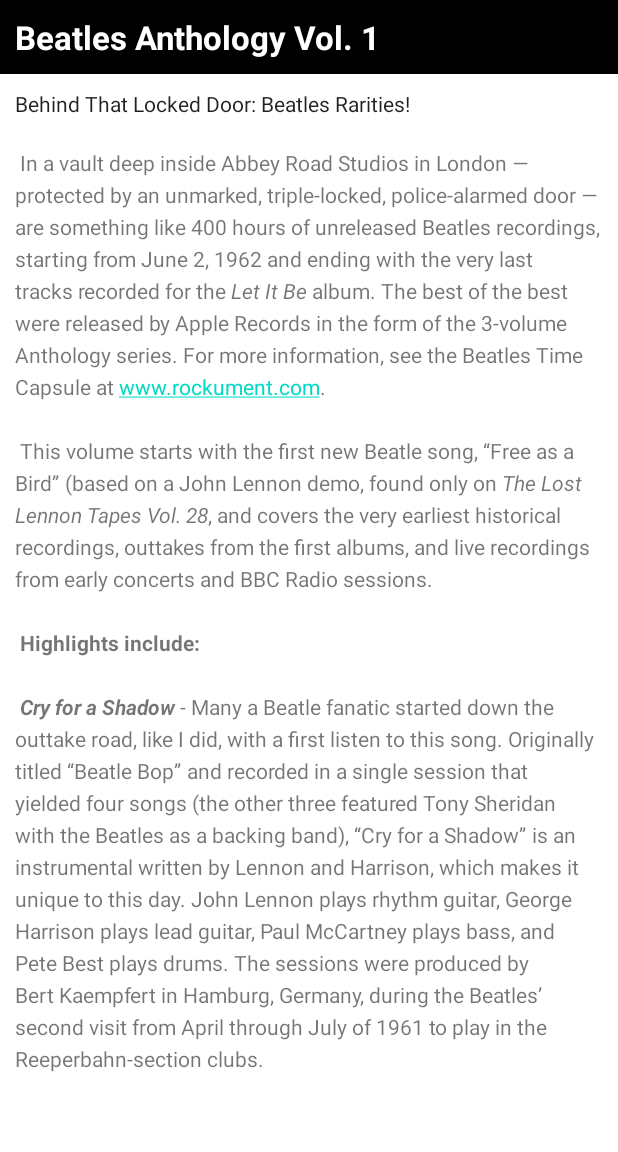
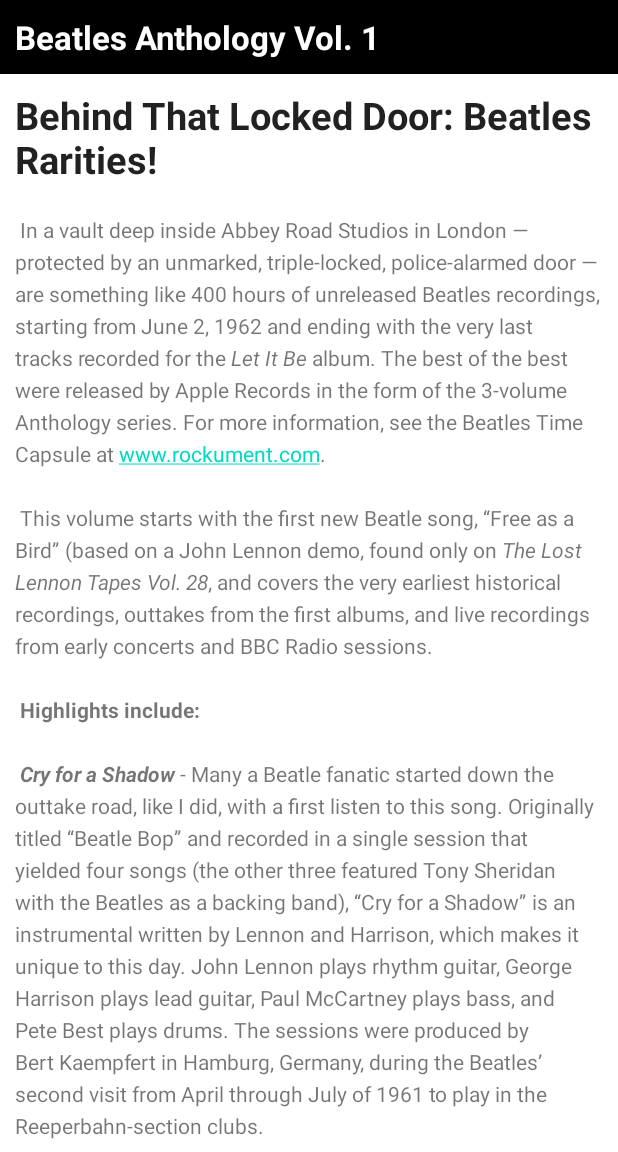
Before and after one commit to nelld28/Text-and-Scrolling-Views, an Android app: the screen it shows after launch (MainActivity), on a phone screen of 412 x 824 dp, the part 84-1236 px from its top. Run offline under Robolectric (Android 15) with nearby library versions, the phone set to English and light mode, and no system bars.

Commit message:
code challenge

```diff
--- a/app/src/main/res/layout/activity_main.xml
+++ b/app/src/main/res/layout/activity_main.xml
@@ -33,6 +33,10 @@
             android:layout_height="wrap_content"
             android:orientation="vertical">
 
+<!--            <LinearLayout-->
+<!--                android:layout_width="100dp"-->
+<!--                android:layout_height="wrap_content"-->
+<!--                android:orientation="vertical">-->
                 <!--text view; article sub heading added    -->
                 <TextView
                     android:id="@+id/article_subheading"
@@ -40,10 +44,16 @@
                     android:layout_height="wrap_content"
                     android:padding="@dimen/padding_regular"
                     android:text="@string/article_subtitle"
+                    android:textStyle="bold"
+                    android:textSize="25sp"
                     android:textAppearance="@android:style/TextAppearance.DeviceDefault"
                     />
+<!--            </LinearLayout>-->
 
-
+<!--            <LinearLayout-->
+<!--                android:layout_width="wrap_content"-->
+<!--                android:layout_height="wrap_content"-->
+<!--                android:orientation="vertical">-->
                 <!--text view; article text    -->
                 <TextView
                     android:id="@+id/article"
@@ -55,6 +65,8 @@
                     android:text="@string/article_text"
 
                     />
+<!--            </LinearLayout>-->
+
 
             <Button
                 android:id="@+id/button"
```
Also changed, not shown: 2 other files. Lines whose indentation alone changed are shown as unchanged.
